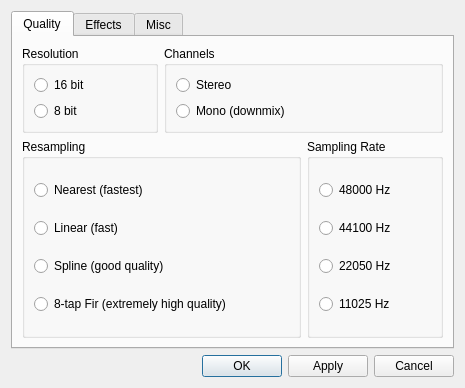
This is src/plugins/Input/modplug/settingsdialog.ui in ksv1986/qmmp-staging as Qt 5 draws it before an edit. The edited form follows.
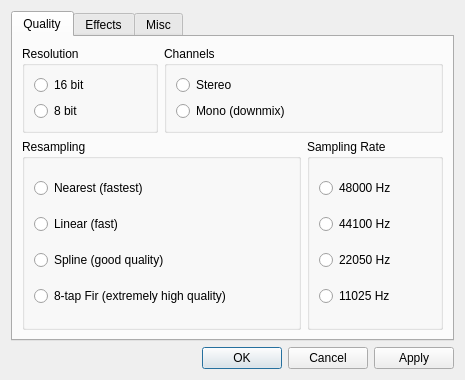
This is the edited form.

Commit message: using standard dialog buttons

```diff
--- a/src/plugins/Input/modplug/settingsdialog.ui
+++ b/src/plugins/Input/modplug/settingsdialog.ui
@@ -6,14 +6,14 @@
     <x>0</x>
     <y>0</y>
     <width>465</width>
-    <height>388</height>
+    <height>380</height>
    </rect>
   </property>
   <property name="windowTitle" >
    <string>ModPlug Plugin Settings</string>
   </property>
-  <layout class="QGridLayout" >
-   <item row="0" column="0" colspan="4" >
+  <layout class="QGridLayout" name="gridLayout" >
+   <item row="0" column="0" colspan="2" >
     <widget class="QTabWidget" name="tabWidget" >
      <property name="currentIndex" >
       <number>0</number>
@@ -795,23 +795,9 @@
     </spacer>
    </item>
    <item row="1" column="1" >
-    <widget class="QPushButton" name="okButton" >
-     <property name="text" >
-      <string>OK</string>
-     </property>
-    </widget>
-   </item>
-   <item row="1" column="2" >
-    <widget class="QPushButton" name="applyButton" >
-     <property name="text" >
-      <string>Apply</string>
-     </property>
-    </widget>
-   </item>
-   <item row="1" column="3" >
-    <widget class="QPushButton" name="cancelButton" >
-     <property name="text" >
-      <string>Cancel</string>
+    <widget class="QDialogButtonBox" name="buttonBox" >
+     <property name="standardButtons" >
+      <set>QDialogButtonBox::Apply|QDialogButtonBox::Cancel|QDialogButtonBox::Ok</set>
      </property>
     </widget>
    </item>
```
Left out of the diff: 68 changed lines with no effect on the pictures. The commit also changes 23 other files.
